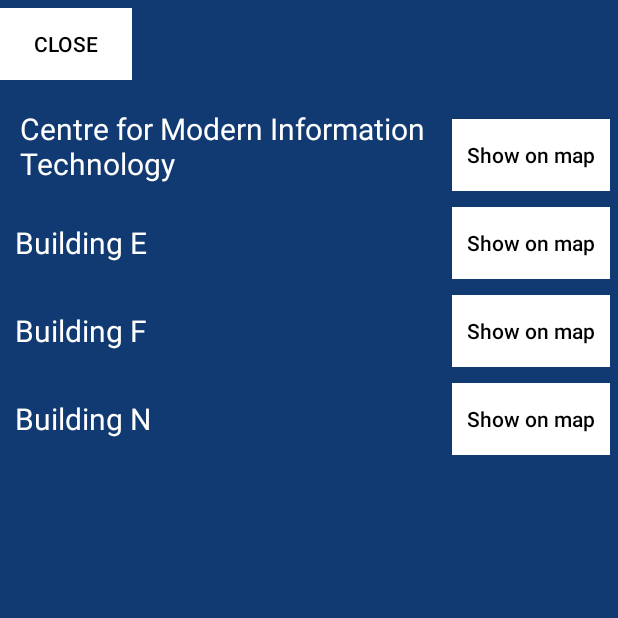
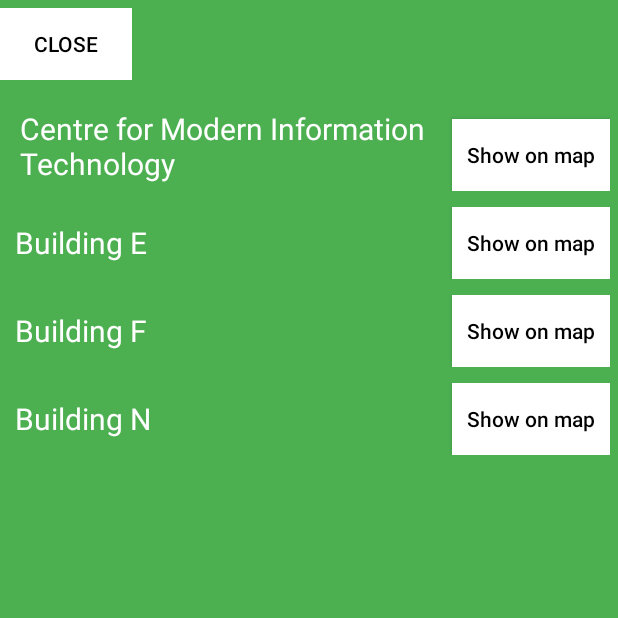
Before and after one commit to alor23/Application-for-visting-places, an Android app: the MapsActivity screen opened directly, with no data from a screen before it, after a tap on "PLACES", on a phone screen of 412 x 824 dp, the top half of it. Run offline under Robolectric (Android 15) with nearby library versions, the phone set to English and light mode, and no system bars; our stand-ins replace Picasso, Volley; network calls fail; pictures from the network do not load.

Commit message:
Update activity_maps.xml

```diff
--- a/app/src/main/res/layout/activity_maps.xml
+++ b/app/src/main/res/layout/activity_maps.xml
@@ -9,7 +9,7 @@
         android:id="@+id/places_view"
         android:layout_width="match_parent"
         android:layout_height="match_parent"
-        android:background="#113972"
+        android:background="#4CAF50"
         android:visibility="gone">
 
         <android.support.v7.widget.LinearLayoutCompat
```
